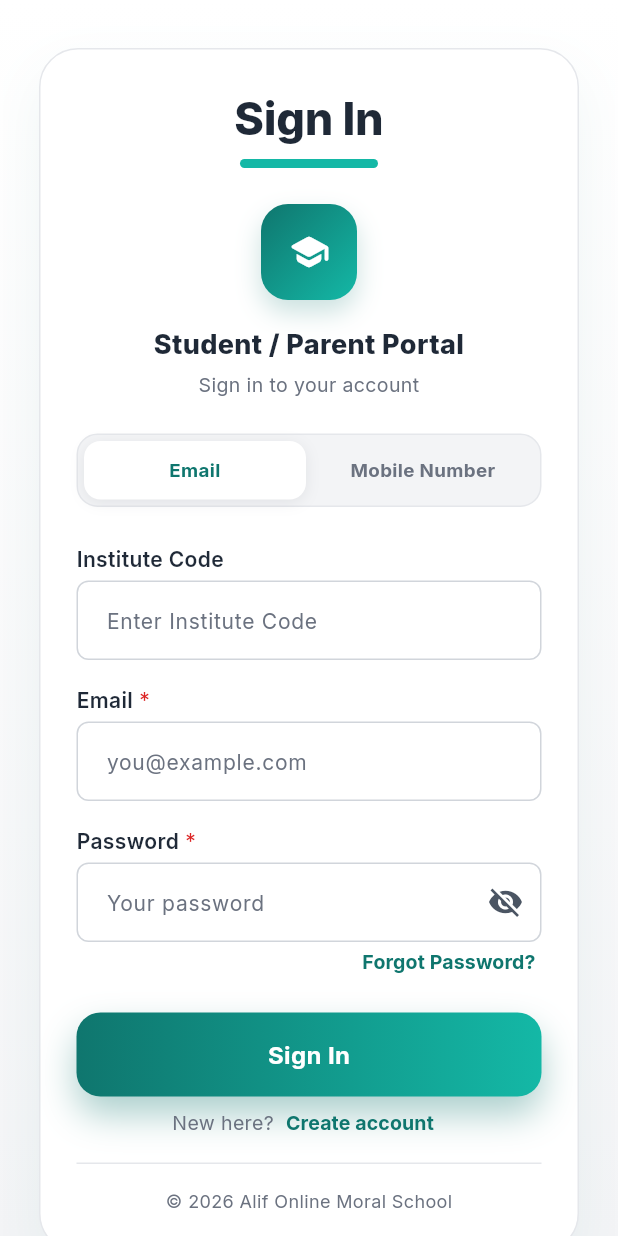
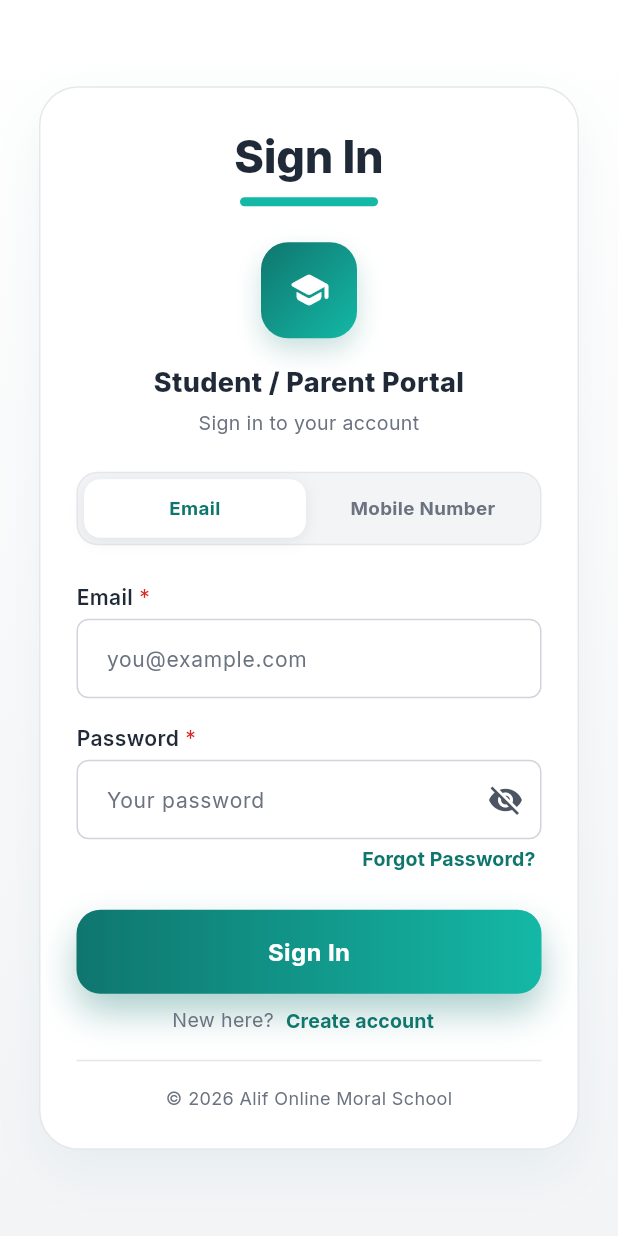
Before and after one commit to mariyam00786/alif, a Flutter app: the screen it shows after launch, after a tap on "Email", on a phone screen of 412 x 824 dp. Run offline on Flutter 3.47's test engine with Material 3 defaults, Android fonts, the phone set to English and light mode, and no system bars; our stand-ins replace fl_chart, google_fonts, supabase_flutter; accounts and stored records are empty.

Commit message:
fix(login): remove institute code field from mobile login and fix _clearError syntax

```diff
--- a/mobile_app/lib/screens/auth/login_screen.dart
+++ b/mobile_app/lib/screens/auth/login_screen.dart
@@ -55,7 +55,6 @@
   final _phoneController = TextEditingController();
   final _emailController = TextEditingController();
   final _passwordController = TextEditingController();
-  final _instituteCodeController = TextEditingController();
   final _nameController = TextEditingController();
   final _formKey = GlobalKey<FormState>();
 
@@ -64,7 +63,6 @@
     _phoneController.dispose();
     _emailController.dispose();
     _passwordController.dispose();
-    _instituteCodeController.dispose();
     _nameController.dispose();
     super.dispose();
   }
@@ -444,8 +442,6 @@
               _buildNameField(isMalayalam),
               SizedBox(height: SpacingScale.md),
             ],
-            _buildInstituteCodeField(isMalayalam),
-            SizedBox(height: SpacingScale.md),
             AlifInput(
               label: isMalayalam ? 'ഫോൺ നമ്പർ' : 'Phone Number',
               placeholder: '98XXXXXXXX',
@@ -524,8 +520,6 @@
               _buildNameField(isMalayalam),
               SizedBox(height: SpacingScale.md),
             ],
-            _buildInstituteCodeField(isMalayalam),
-            SizedBox(height: SpacingScale.md),
             AlifInput(
               label: isMalayalam ? 'ഇമെയിൽ' : 'Email',
               placeholder: 'you@example.com',
@@ -574,22 +568,6 @@
           ],
         ),
       ),
-    );
-  }
-
-  Widget _buildInstituteCodeField(bool isMalayalam) {
-    return AlifInput(
-      label: isMalayalam ? 'ഇൻസ്റ്റിറ്റ്യൂട്ട് കോഡ്' : 'Institute Code',
-      placeholder: isMalayalam
-          ? 'ഇൻസ്റ്റിറ്റ്യൂട്ട് കോഡ് നൽകുക'
-          : 'Enter Institute Code',
-      type: InputType.text,
-      controller: _instituteCodeController,
-      required: false,
-      validator: null,
-      isMalayalam: isMalayalam,
-      textCapitalization: TextCapitalization.characters,
-      onChanged: (_) => _clearError(),
     );
   }
 
```
